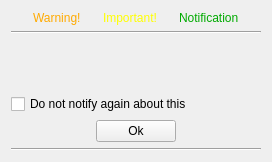
This is client/src/ui/widgets/popup_widget.ui in networkoptix/nx_open as Qt 5 draws it before an edit. The edited form follows.
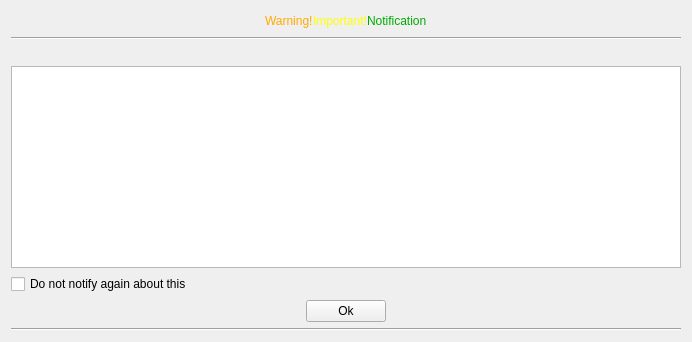
This is the edited form. Custom widgets are drawn as their Qt base class.

Commit message:
Using a tree view in the popups
<==== Mercurial data ====>
Branch: tree_view_popup

```diff
--- a/client/src/ui/widgets/popup_widget.ui
+++ b/client/src/ui/widgets/popup_widget.ui
@@ -6,8 +6,8 @@
    <rect>
     <x>0</x>
     <y>0</y>
-    <width>272</width>
-    <height>162</height>
+    <width>692</width>
+    <height>342</height>
    </rect>
   </property>
   <property name="windowTitle">
@@ -22,6 +22,19 @@
      <property name="spacing">
       <number>0</number>
      </property>
+     <item>
+      <spacer name="horizontalSpacer_3">
+       <property name="orientation">
+        <enum>Qt::Horizontal</enum>
+       </property>
+       <property name="sizeHint" stdset="0">
+        <size>
+         <width>40</width>
+         <height>20</height>
+        </size>
+       </property>
+      </spacer>
+     </item>
      <item>
       <widget class="QLabel" name="warningLabel">
        <property name="sizePolicy">
@@ -61,6 +74,19 @@
        </property>
       </widget>
      </item>
+     <item>
+      <spacer name="horizontalSpacer_4">
+       <property name="orientation">
+        <enum>Qt::Horizontal</enum>
+       </property>
+       <property name="sizeHint" stdset="0">
+        <size>
+         <width>40</width>
+         <height>20</height>
+        </size>
+       </property>
+      </spacer>
+     </item>
     </layout>
    </item>
    <item>
@@ -78,13 +104,13 @@
     </widget>
    </item>
    <item>
-    <widget class="QLabel" name="detailsLabel">
-     <property name="text">
-      <string/>
+    <widget class="QnTreeView" name="eventsTreeView">
+     <property name="editTriggers">
+      <set>QAbstractItemView::NoEditTriggers</set>
      </property>
-     <property name="wordWrap">
-      <bool>true</bool>
-     </property>
+     <attribute name="headerVisible">
+      <bool>false</bool>
+     </attribute>
     </widget>
    </item>
    <item>
@@ -140,6 +166,13 @@
    </item>
   </layout>
  </widget>
+ <customwidgets>
+  <customwidget>
+   <class>QnTreeView</class>
+   <extends>QTreeView</extends>
+   <header location="global">ui/widgets/tree_view.h</header>
+  </customwidget>
+ </customwidgets>
  <resources/>
  <connections/>
 </ui>
```
The commit also changes 2 other files.
